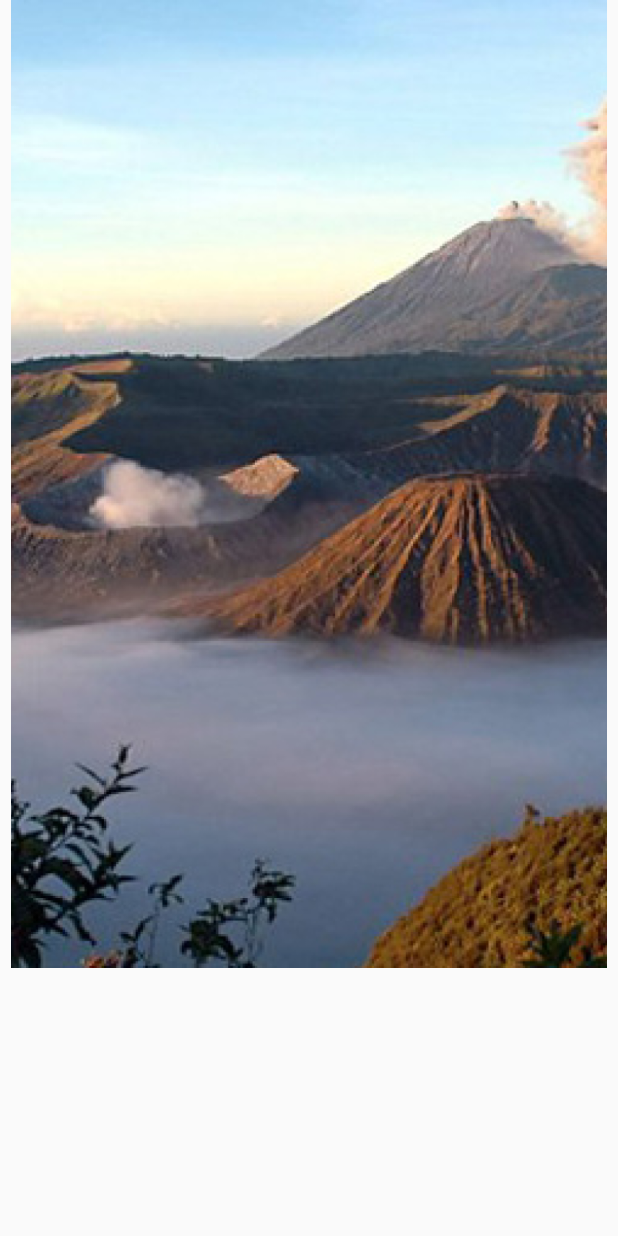
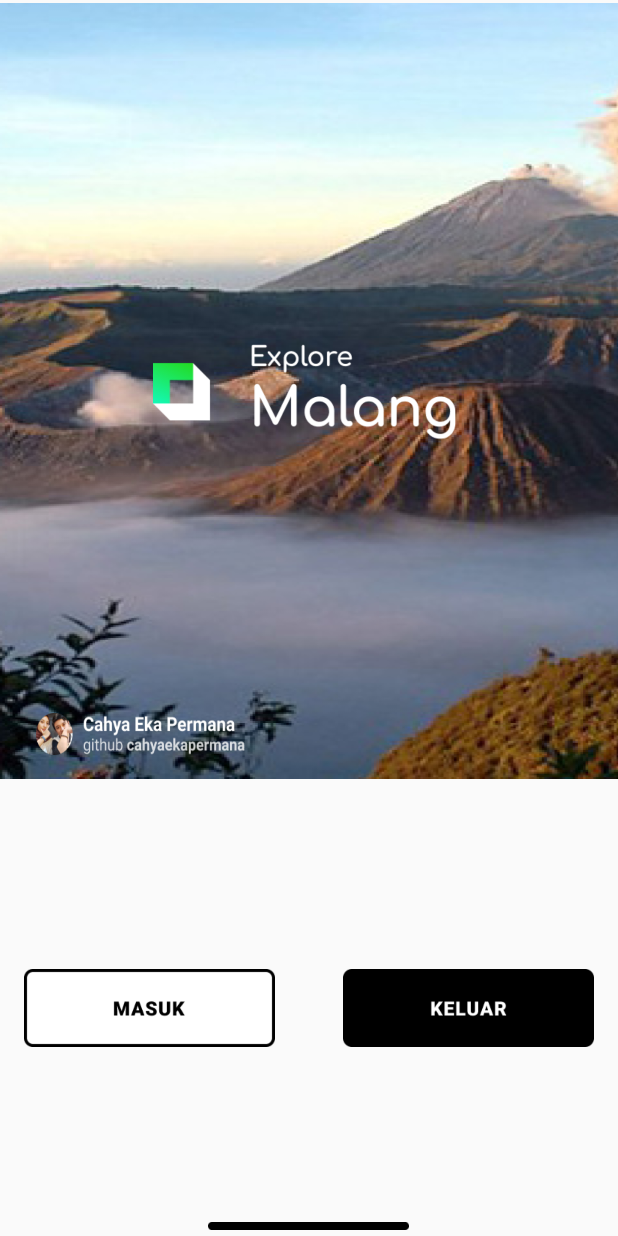
Before and after one commit to cahyaekapermana/wisata_malang, an Android app: the screen it shows after launch (MainActivity), on a phone screen of 412 x 824 dp. Run offline under Robolectric (Android 15) with nearby library versions, the phone set to English and light mode, and no system bars.

Commit message:
UPDATE UI

```diff
--- a/app/src/main/res/layout/activity_main.xml
+++ b/app/src/main/res/layout/activity_main.xml
@@ -8,12 +8,62 @@
 
     <ImageView
         android:id="@+id/bg"
-        android:layout_width="397dp"
-        android:layout_height="645dp"
+        android:layout_width="421dp"
+        android:layout_height="517dp"
+        android:layout_marginTop="2dp"
         android:background="@drawable/background"
         app:layout_constraintEnd_toEndOf="parent"
         app:layout_constraintStart_toStartOf="parent"
         app:layout_constraintTop_toTopOf="parent" />
 
+    <ImageView
+        android:layout_width="204dp"
+        android:layout_height="65dp"
+        android:background="@drawable/logo"
+        app:layout_constraintBottom_toBottomOf="@+id/bg"
+        app:layout_constraintEnd_toEndOf="parent"
+        app:layout_constraintStart_toStartOf="@+id/bg"
+        app:layout_constraintTop_toTopOf="@+id/bg" />
+
+    <ImageView
+        android:layout_width="139dp"
+        android:layout_height="28dp"
+        android:layout_marginStart="24dp"
+        android:layout_marginBottom="16dp"
+        android:background="@drawable/author"
+        app:layout_constraintBottom_toBottomOf="@+id/bg"
+        app:layout_constraintStart_toStartOf="parent" />
+
+    <Button
+        android:id="@+id/btn_masuk"
+        android:layout_width="167dp"
+        android:layout_height="52dp"
+        android:layout_marginStart="16dp"
+        android:background="@drawable/btn_masuk"
+        app:layout_constraintBottom_toBottomOf="parent"
+        app:layout_constraintStart_toStartOf="parent"
+        app:layout_constraintTop_toBottomOf="@+id/bg" />
+
+    <Button
+        android:id="@+id/btn_keluar"
+        android:layout_width="167dp"
+        android:layout_height="52dp"
+        android:layout_marginEnd="16dp"
+        android:background="@drawable/btn_keluar"
+        app:layout_constraintBottom_toBottomOf="parent"
+        app:layout_constraintEnd_toEndOf="parent"
+        app:layout_constraintTop_toBottomOf="@+id/bg" />
+
+    <ImageView
+        android:id="@+id/shape"
+        android:layout_width="134dp"
+        android:layout_height="5dp"
+        android:layout_marginBottom="4dp"
+        android:background="@drawable/shape_black"
+        app:layout_constraintBottom_toBottomOf="parent"
+        app:layout_constraintEnd_toEndOf="parent"
+        app:layout_constraintHorizontal_bias="0.498"
+        app:layout_constraintStart_toStartOf="parent" />
+
 
 </androidx.constraintlayout.widget.ConstraintLayout>
```
